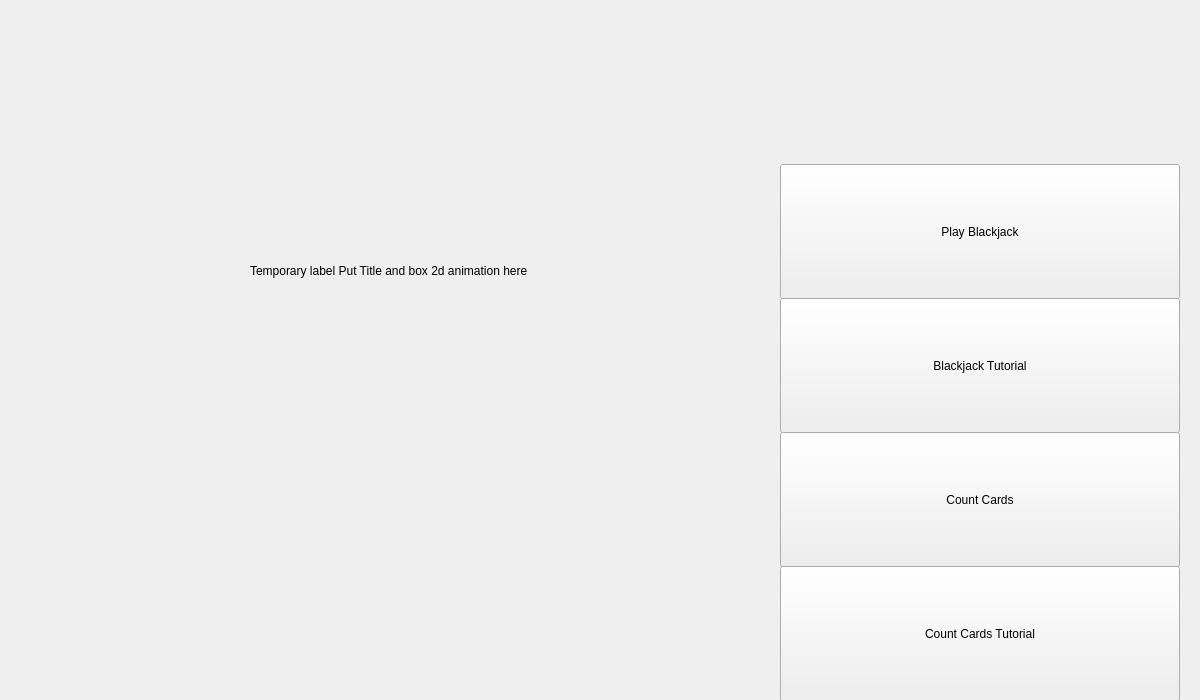
Qt form CardCounter/mainwindow.ui (CalebStandfield/full-blackjack-game-engine-with-UI) before a commit.
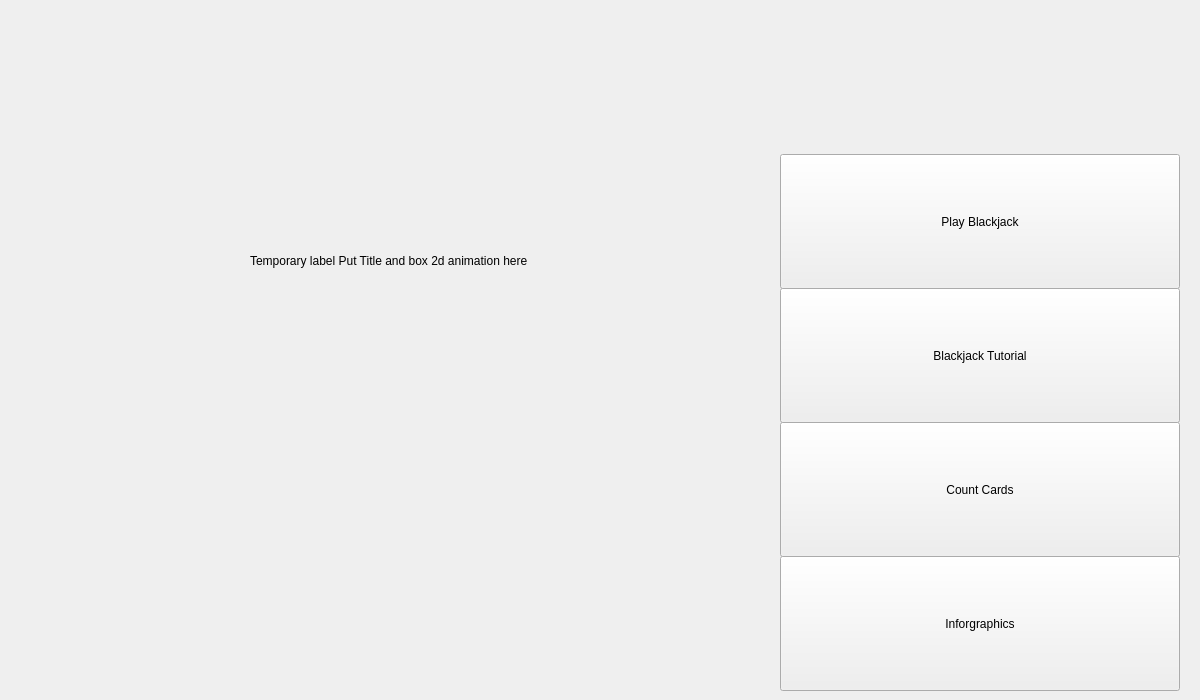
The same form after that commit. The open tabs and pages were chosen to show the change.

Commit message: renamed some buttons and fixed an issue with the buttons being missordered

What changed in the file:
```diff
--- a/CardCounter/mainwindow.ui
+++ b/CardCounter/mainwindow.ui
@@ -48,7 +48,7 @@
     <property name="geometry">
      <rect>
       <x>0</x>
-      <y>10</y>
+      <y>0</y>
       <width>1200</width>
       <height>700</height>
      </rect>
@@ -215,7 +215,7 @@
           </size>
          </property>
          <property name="text">
-          <string>Count Cards Tutorial</string>
+          <string>Inforgraphics</string>
          </property>
         </widget>
        </item>
```
Left out of the diff: 12 changed lines with no effect on the pictures. The commit also changes 1 other file.
